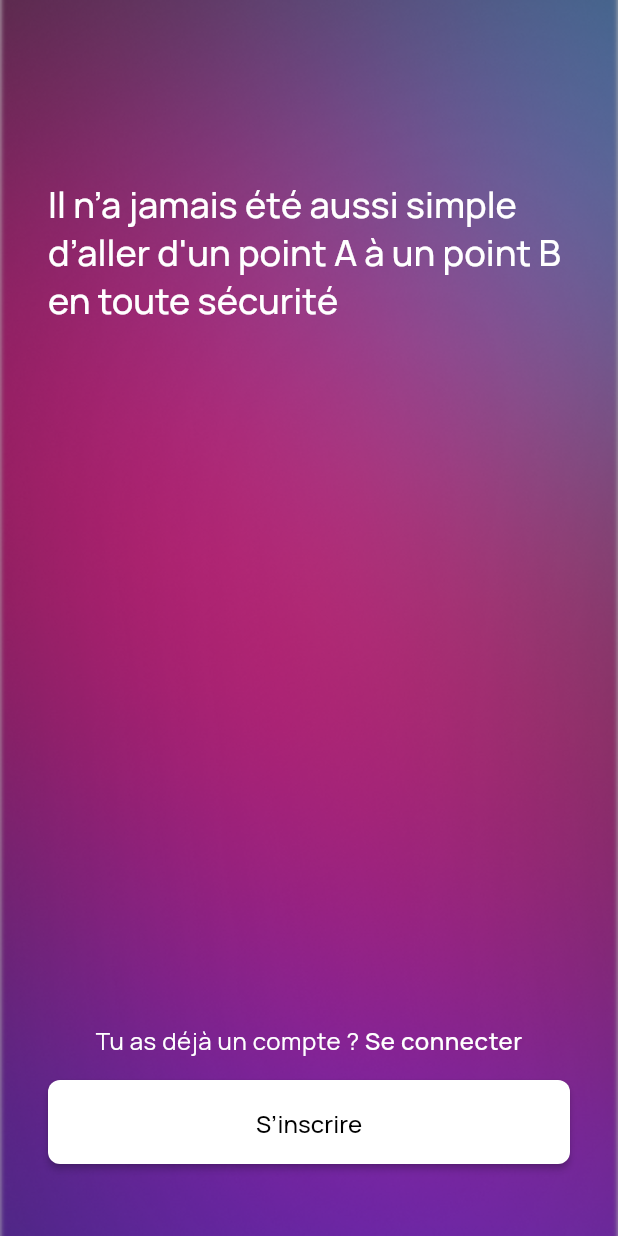
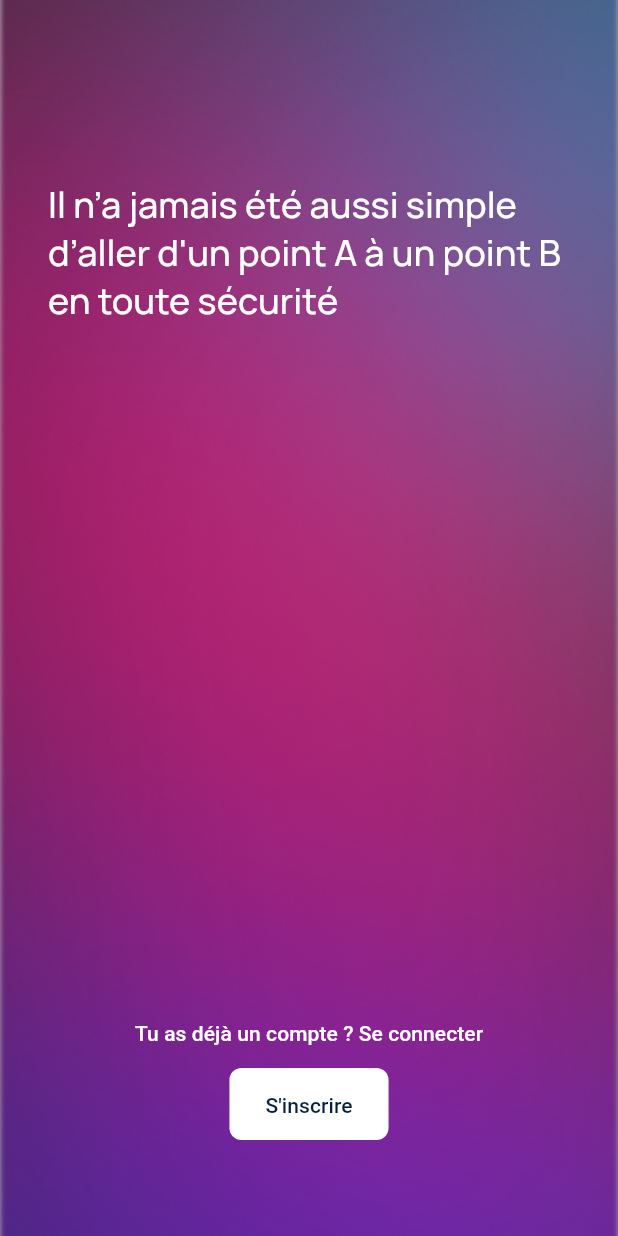
Before and after one commit to Swafe-app/swafe-app, a Flutter app: the screen it shows after launch, on a phone screen of 412 x 824 dp. Run offline on Flutter 3.47's test engine with Material 2 defaults, Android fonts, the phone set to English and light mode, and no system bars; our stand-ins replace cloud_firestore, email_validator, firebase_auth, firebase_core, firebase_database, flutter_keyboard_visibility and 4 more; missing offline and left inert: dartleaf; accounts and stored records are empty; Roboto replaces fonts that are missing (SF Pro Display).

Commit message:
Resolve merge conflict

```diff
--- a/lib/components/Button/button.dart
+++ b/lib/components/Button/button.dart
@@ -1,11 +1,7 @@
+import 'package:swafe/DS/colors.dart';
 import 'package:flutter/material.dart';
 
 enum ButtonType { filled, outlined, text }
-
-const secondary40 = Color.fromRGBO(113, 77, 216, 1);
-const neutral100 = Color.fromRGBO(255, 255, 255, 1);
-const neutral80 = Color.fromRGBO(237, 237, 237, 1);
-const neutral60 = Color.fromRGBO(138, 147, 154, 1);
 
 class ButtonStyleData {
   final Color textColor;
@@ -26,27 +22,27 @@ ButtonStyleData getButtonStyle(
   Color borderColor = Colors.transparent;
 
   if (type == ButtonType.filled) {
-    textColor = neutral100;
-    backgroundColor = secondary40;
+    textColor = MyColors.neutral100;
+    backgroundColor = MyColors.secondary40;
     borderColor = Colors.transparent;
     if (isDisabled || isLoading) {
-      textColor = neutral60;
-      backgroundColor = neutral80;
+      textColor = MyColors.neutral60;
+      backgroundColor = MyColors.neutral80;
     }
   } else if (type == ButtonType.outlined) {
-    textColor = secondary40;
+    textColor = MyColors.secondary40;
     backgroundColor = Colors.transparent;
-    borderColor = secondary40;
+    borderColor = MyColors.secondary40;
     if (isDisabled || isLoading) {
-      textColor = neutral60;
-      borderColor = neutral80;
+      textColor = MyColors.neutral60;
+      borderColor = MyColors.neutral80;
     }
   } else if (type == ButtonType.text) {
-    textColor = secondary40;
+    textColor = MyColors.secondary40;
     backgroundColor = Colors.transparent;
     borderColor = Colors.transparent;
     if (isDisabled || isLoading) {
-      textColor = neutral60;
+      textColor = MyColors.neutral60;
     }
   }
 
@@ -64,6 +60,9 @@ class CustomButton extends StatefulWidget {
   final bool isLoading;
   final VoidCallback? onPressed;
   final IconData? icon;
+  final Color? fillColor;
+  final Color? strokeColor;
+  final Color? textColor;
 
   const CustomButton({
     Key? key,
@@ -73,6 +72,9 @@ class CustomButton extends StatefulWidget {
     this.isLoading = false,
     this.onPressed,
     this.icon,
+    this.fillColor,
+    this.strokeColor,
+    this.textColor,
   }) : super(key: key);
 
   @override
@@ -85,17 +87,24 @@ class CustomButtonState extends State<CustomButton> {
     ButtonStyleData styleData =
         getButtonStyle(widget.type, widget.isDisabled, widget.isLoading);
 
+    Color fillColor =
+        widget.fillColor ?? styleData.backgroundColor;
+    Color strokeColor =
+        widget.strokeColor ?? styleData.borderColor;
+    Color textColor =
+        widget.textColor ?? styleData.textColor;
+
     return ElevatedButton(
       onPressed:
           widget.isDisabled || widget.isLoading ? null : widget.onPressed,
       style: ButtonStyle(
         shadowColor: MaterialStateProperty.all(Colors.transparent),
-        backgroundColor: MaterialStateProperty.all(styleData.backgroundColor),
+        backgroundColor: MaterialStateProperty.all(fillColor),
         padding: MaterialStateProperty.all(EdgeInsets.symmetric(
             vertical: 14, horizontal: widget.icon == null ? 24 : 16)),
         shape: MaterialStateProperty.all(RoundedRectangleBorder(
           borderRadius: BorderRadius.circular(8),
-          side: BorderSide(color: styleData.borderColor, width: 2),
+          side: BorderSide(color: strokeColor, width: 2),
         )),
       ),
       child: widget.isLoading
@@ -104,15 +113,14 @@ class CustomButtonState extends State<CustomButton> {
               height: 16,
               child: CircularProgressIndicator(
                 strokeWidth: 2,
-                valueColor: AlwaysStoppedAnimation<Color>(
-                    Color.fromRGBO(84, 55, 168, 1)),
+                valueColor: AlwaysStoppedAnimation<Color>(MyColors.secondary40),
               ),
             )
           : Row(
               mainAxisSize: MainAxisSize.min,
               children: [
                 if (widget.icon != null)
-                  Icon(widget.icon, color: styleData.textColor, size: 16),
+                  Icon(widget.icon, color: textColor, size: 16),
                 if (widget.icon != null) const SizedBox(width: 8),
                 Text(
                   widget.label,
@@ -123,7 +131,7 @@ class CustomButtonState extends State<CustomButton> {
                     fontWeight: FontWeight.w500,
                     height: 20 / 14,
                     letterSpacing: 0.056,
-                    color: styleData.textColor,
+                    color: textColor,
                   ),
                 ),
               ],
--- a/lib/views/LoginRegister/welcome_view.dart
+++ b/lib/views/LoginRegister/welcome_view.dart
@@ -1,7 +1,7 @@
-import 'package:flutter/gestures.dart';
 import 'package:flutter/material.dart'; // Importation du package Flutter pour créer des interfaces utilisateur.
 import 'package:swafe/DS/colors.dart'; // Importation de couleurs personnalisées.
 import 'package:swafe/DS/spacing.dart';
+import 'package:swafe/components/Button/button.dart';
 import 'package:swafe/ds/typographies.dart'; // Importation de styles de texte personnalisés.
 import 'package:swafe/views/LoginRegister/login_view.dart'; // Importation de la vue de connexion.
 import 'package:swafe/views/LoginRegister/register.dart'; // Importation de la vue d'inscription.
@@ -15,6 +15,7 @@ void main() {
 
 class WelcomeView extends StatelessWidget {
   const WelcomeView({super.key});
+
 // Fonction pour afficher la feuille de bas de connexion
   void _showLoginBottomSheet(BuildContext context) {
     showModalBottomSheet(
@@ -33,7 +34,7 @@ void _showLoginBottomSheet(BuildContext context) {
                     Spacing
                         .standard, // Utilisation de la constante Spacing.standard pour l'espacement.
               ),
-            child: LoginView(), // Afficher la vue de connexion.
+              child: const LoginView(), // Afficher la vue de connexion.
             ),
           ),
         );
@@ -53,10 +54,13 @@ void _showRegisterPage(BuildContext context) {
       body: Stack(
         fit: StackFit.expand, // Make the stack take up the entire screen
         children: <Widget>[
-            Image.asset('assets/images/gradient.png',
-            fit: BoxFit.cover,),
+          Image.asset(
+            'assets/images/gradient.png',
+            fit: BoxFit.cover,
+          ),
           Padding(
-              padding: const EdgeInsets.symmetric(horizontal: Spacing.doubleExtraLarge),
+            padding: const EdgeInsets.symmetric(
+                horizontal: Spacing.doubleExtraLarge),
             // Utilisation de la constante Spacing.standard pour l'espacement horizontal.
             child: Column(
               crossAxisAlignment: CrossAxisAlignment.stretch,
@@ -67,7 +71,8 @@ void _showRegisterPage(BuildContext context) {
                   child: Text(
                     "Il n’a jamais été aussi simple d’aller d'un point A à un point B en toute sécurité",
                     style: typographyList
-                          .firstWhere((info) => info.name == 'Title XLarge Medium')
+                        .firstWhere(
+                            (info) => info.name == 'Title XLarge Medium')
                         .style
                         .copyWith(
                           color: MyColors.defaultWhite,
@@ -77,77 +82,46 @@ void _showRegisterPage(BuildContext context) {
                 ),
                 const Spacer(),
                 // Espace flexible pour occuper l'espace entre le texte et les boutons.
-                  Column(
-                    children: [
                 Container(
                     width: double.infinity,
-                          padding: const EdgeInsets.symmetric(vertical: Spacing.standard),
+                    padding:
+                        const EdgeInsets.symmetric(vertical: Spacing.standard),
                     // Utilisation de la constante Spacing.standard pour l'espacement vertical.
-                          child: Center(
-                            child: RichText(
-                                text: TextSpan(
+                    child: Column(
                       children: [
-                                    TextSpan(
-                                      text: "Tu as déjà un compte ? ",
-                                      style: typographyList
-                                          .firstWhere((element) =>
-                                      element.name == "Body XLarge Regular")
-                                          .style,
-                                      recognizer: TapGestureRecognizer()
-                                        ..onTap = () {
+                        CustomButton(
+                            label: "Tu as déjà un compte ? Se connecter",
+                            type: ButtonType.text,
+                            fillColor: null,
+                            // Set to the desired fill color
+                            strokeColor: null,
+                            // Set to the desired stroke color
+                            textColor: MyColors.defaultWhite,
+                            // Set to the desired text color
+                            onPressed: () {
                               _showLoginBottomSheet(
                                   context); // Afficher la feuille de bas de connexion.
                             },
-                                    ),
-                                    TextSpan(
-                                      text: "Se connecter",
-                                      style: typographyList
-                                          .firstWhere((element) =>
-                                      element.name == "Body XLarge Medium")
-                                          .style,
-                                      recognizer: TapGestureRecognizer()
-                                        ..onTap = () {
-                                          _showLoginBottomSheet(
-                                              context); // Afficher la feuille de bas de connexion.
-                                        },
-                                    )
-                                  ],
-                                )
-                            ),
-                          )),
-                      ElevatedButton(
+                            isLoading: false,
+                            isDisabled: false),
+                        CustomButton(
+                          label: "S'inscrire",
+                          fillColor: MyColors.defaultWhite,
+                          // Set to the desired fill color
+                          strokeColor: null,
+                          // Set to the desired stroke color
+                          textColor: MyColors.primary10,
+                          // Set to the desired text color
                           onPressed: () {
                             _showRegisterPage(
                                 context); // Naviguer vers la page d'inscription.
                           },
-                        style: ElevatedButton.styleFrom(
-                          padding: EdgeInsets.zero,
-                          shape: RoundedRectangleBorder(
-                            borderRadius: BorderRadius.circular(8),
-                          ),
-                          backgroundColor: Colors
-                              .white, // Couleur de fond du bouton d'inscription.
-                        ),
-                        child: Container(
-                          width: double.infinity,
-                          padding: const EdgeInsets.symmetric(vertical: Spacing.standard),
-                          // Utilisation de la constante Spacing.standard pour l'espacement vertical.
-                          child: Center(
-                            child: Text(
-                              "S’inscrire",
-                              style: typographyList
-                                  .firstWhere((info) =>
-                              info.name == 'Title Small Medium')
-                                  .style
-                                  .copyWith(
-                                color: Colors.black,
-                              ),
-                            ),
-                          ),
-                        ),
-                      ),
+                          isLoading: false,
+                          isDisabled: false,
+                          icon: null, // Set to the desired icon
+                        )
                       ],
-                  ),
+                    )),
                 const SizedBox(height: Spacing.huge),
                 // Utilisation de la constante Spacing.huge pour l'espacement vertical depuis le bas.
               ],
```
Also changed, not shown: lib/views/LoginRegister/login_view.dart (+31 -64 lines), lib/views/LoginRegister/register.dart (+13 -14 lines), lib/views/MainView/MainViewContent/profil/ModifierInformationPersonnelle.dart (+13 -2 lines), lib/views/MainView/MainViewContent/profil/ModifierMotdepasse.dart (+13 -12 lines), lib/views/MainView/MainViewContent/profil/ReauthenticationPage.dart (+10 -2 lines), lib/views/MainView/MainViewContent/profil/coordonnees.dart (+23 -4 lines), lib/views/MainView/profil.dart (+12 -6 lines), 1 other file. Lines whose indentation alone changed are shown as unchanged.
